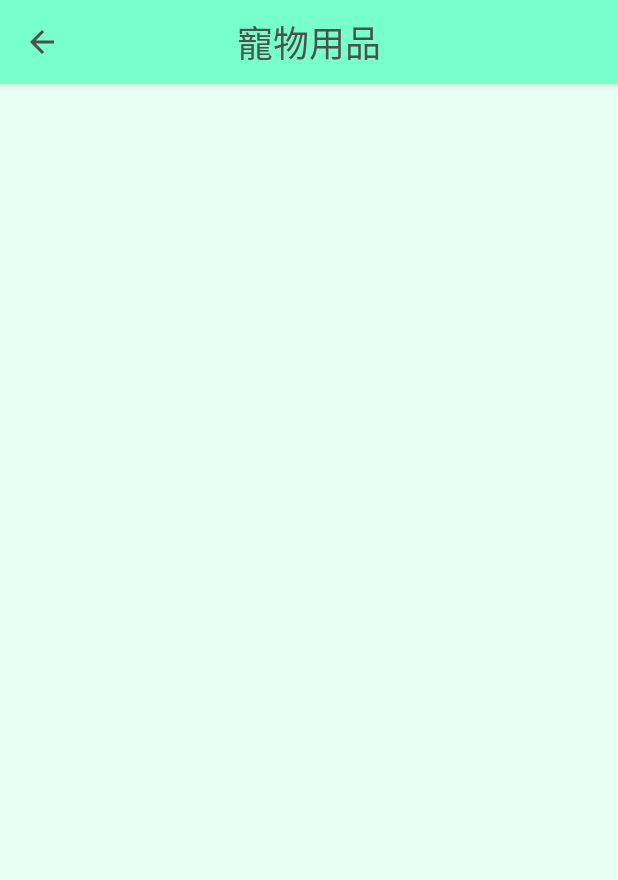
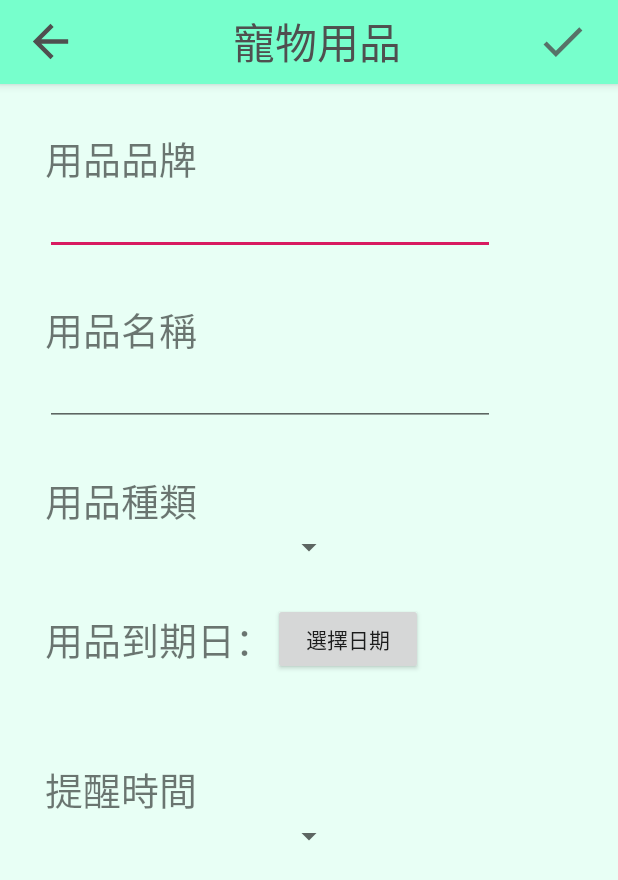
Before and after one commit to CheryllinNTUB/PetitApp, an Android app: the supp screen opened directly, with no data from a screen before it, on a phone screen of 412 x 824 dp. Shown: the top 880 px of the screen. Run offline under Robolectric (Android 15) with nearby library versions, the phone set to English and light mode, and no system bars.

Commit message:
20200527-supp

```diff
--- /dev/null
+++ b/app/src/main/res/drawable-anydpi/ic_action_name.xml
@@ -0,0 +1,11 @@
+<vector xmlns:android="http://schemas.android.com/apk/res/android"
+    android:width="35dp"
+    android:height="35dp"
+    android:viewportWidth="24"
+    android:viewportHeight="24"
+    android:tint="#4f4f4f"
+    android:alpha="0.8">
+    <path
+        android:fillColor="#FF000000"
+        android:pathData="M9,16.17L4.83,12l-1.42,1.41L9,19 21,7l-1.41,-1.41z"/>
+</vector>
--- a/app/src/main/res/drawable/ic_arrow.xml
+++ b/app/src/main/res/drawable/ic_arrow.xml
@@ -1,5 +1,5 @@
-<vector android:height="24dp" android:tint="#4F4F4F"
+<vector android:height="35dp" android:tint="#4F4F4F"
     android:viewportHeight="24.0" android:viewportWidth="24.0"
-    android:width="24dp" xmlns:android="http://schemas.android.com/apk/res/android">
+    android:width="35dp" xmlns:android="http://schemas.android.com/apk/res/android">
     <path android:fillColor="#FF000000" android:pathData="M20,11H7.83l5.59,-5.59L12,4l-8,8 8,8 1.41,-1.41L7.83,13H20v-2z"/>
 </vector>
--- a/app/src/main/res/layout/activity_supp.xml
+++ b/app/src/main/res/layout/activity_supp.xml
@@ -6,6 +6,7 @@
     android:layout_width="match_parent"
     android:layout_height="match_parent"
     android:background="#E8FFF5"
+    android:orientation="vertical"
     tools:context=".supp">
 
     <androidx.appcompat.widget.Toolbar
@@ -13,9 +14,10 @@
         android:layout_width="match_parent"
         android:layout_height="wrap_content"
         android:background="#77FFCC"
+        android:elevation="4dp"
         android:theme="@style/ThemeOverlay.AppCompat.Dark"
-        app:popupTheme="@style/ThemeOverlay.AppCompat.Dark"
-        android:elevation="4dp">
+        app:popupTheme="@style/ThemeOverlay.AppCompat.Dark">
+
 
         <ImageButton
             android:id="@+id/back"
@@ -28,14 +30,117 @@
 
         <TextView
             android:id="@+id/toolbar_help"
-            android:layout_width="match_parent"
+            android:layout_width="wrap_content"
             android:layout_height="wrap_content"
-            android:layout_marginRight="40dp"
+            android:layout_marginLeft="120dp"
             android:gravity="center"
             android:text="寵物用品"
             android:textColor="#4f4f4f"
-            android:textSize="24sp" />
+            android:textSize="28sp"/>
+
+        <ImageButton
+            android:layout_width="wrap_content"
+            android:layout_height="wrap_content"
+            android:layout_marginLeft="90dp"
+            android:background="@null"
+            app:srcCompat="@drawable/ic_action_name"
+            tools:ignore="VectorDrawableCompat" />
+
 
     </androidx.appcompat.widget.Toolbar>
 
+    <LinearLayout
+        android:layout_width="match_parent"
+        android:layout_height="match_parent"
+        android:orientation="vertical">
+
+        <TextView
+            android:id="@+id/brand"
+            android:layout_width="wrap_content"
+            android:layout_height="wrap_content"
+            android:text="用品品牌"
+            android:textSize="25dp"
+            android:layout_marginLeft="30dp"
+            android:layout_marginTop="30dp" />
+
+        <EditText
+            android:id="@+id/editText"
+            android:layout_width="300dp"
+            android:layout_height="wrap_content"
+            android:ems="10"
+            android:inputType="textPersonName"
+            android:text=" "
+            android:layout_marginLeft="30dp"/>
+
+        <TextView
+            android:id="@+id/suppname"
+            android:layout_width="wrap_content"
+            android:layout_height="wrap_content"
+            android:text="用品名稱"
+            android:textSize="25dp"
+            android:layout_marginLeft="30dp"
+            android:layout_marginTop="30dp" />
+
+        <EditText
+            android:id="@+id/editText2"
+            android:layout_width="300dp"
+            android:layout_height="wrap_content"
+            android:ems="10"
+            android:inputType="textPersonName"
+            android:text=" "
+            android:layout_marginLeft="30dp" />
+
+        <TextView
+            android:id="@+id/supptype"
+            android:layout_width="wrap_content"
+            android:layout_height="wrap_content"
+            android:text="用品種類"
+            android:textSize="25dp"
+            android:layout_marginLeft="30dp"
+            android:layout_marginTop="30dp"/>
+
+        <Spinner
+            android:id="@+id/spinner"
+            android:layout_width="200dp"
+            android:layout_height="wrap_content"
+            android:layout_marginLeft="30dp" />
+
+        <LinearLayout
+            android:layout_width="match_parent"
+            android:layout_height="100dp"
+            android:orientation="horizontal">
+
+            <TextView
+                android:id="@+id/suppdate"
+                android:layout_width="wrap_content"
+                android:layout_height="wrap_content"
+                android:layout_marginLeft="30dp"
+                android:layout_marginTop="30dp"
+                android:text="用品到期日："
+                android:textSize="25dp"/>
+
+            <Button
+                android:id="@+id/choosedate"
+                android:layout_width="100dp"
+                android:layout_height="wrap_content"
+                android:layout_marginTop="25dp"
+                android:text="選擇日期" />
+        </LinearLayout>
+
+        <TextView
+            android:id="@+id/supptime"
+            android:layout_width="wrap_content"
+            android:layout_height="wrap_content"
+            android:text="提醒時間"
+            android:textSize="25dp"
+            android:layout_marginLeft="30dp"
+            android:layout_marginTop="30dp"/>
+
+        <Spinner
+            android:id="@+id/spinner2"
+            android:layout_width="200dp"
+            android:layout_height="wrap_content"
+            android:layout_marginLeft="30dp" />
+    </LinearLayout>
+
 </LinearLayout>
```
Also changed, not shown: app/src/main/res/drawable-hdpi/ic_action_name.png (added), app/src/main/res/drawable-mdpi/ic_action_name.png (added), app/src/main/res/drawable-xhdpi/ic_action_name.png (added), app/src/main/res/drawable-xxhdpi/ic_action_name.png (added).
